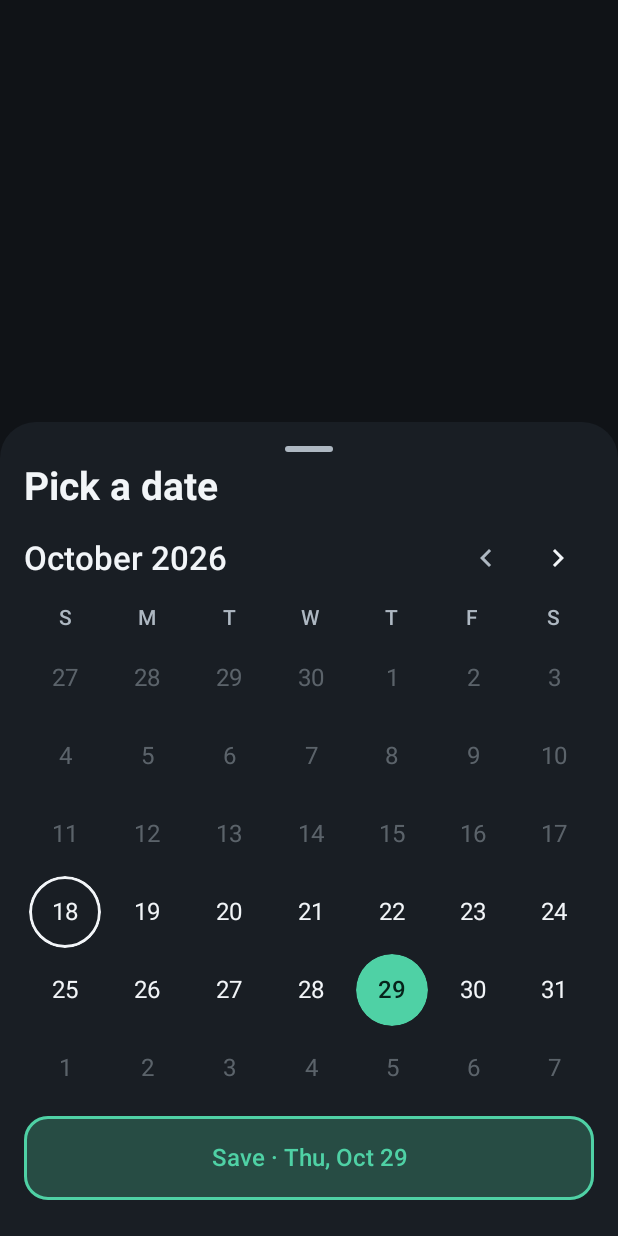
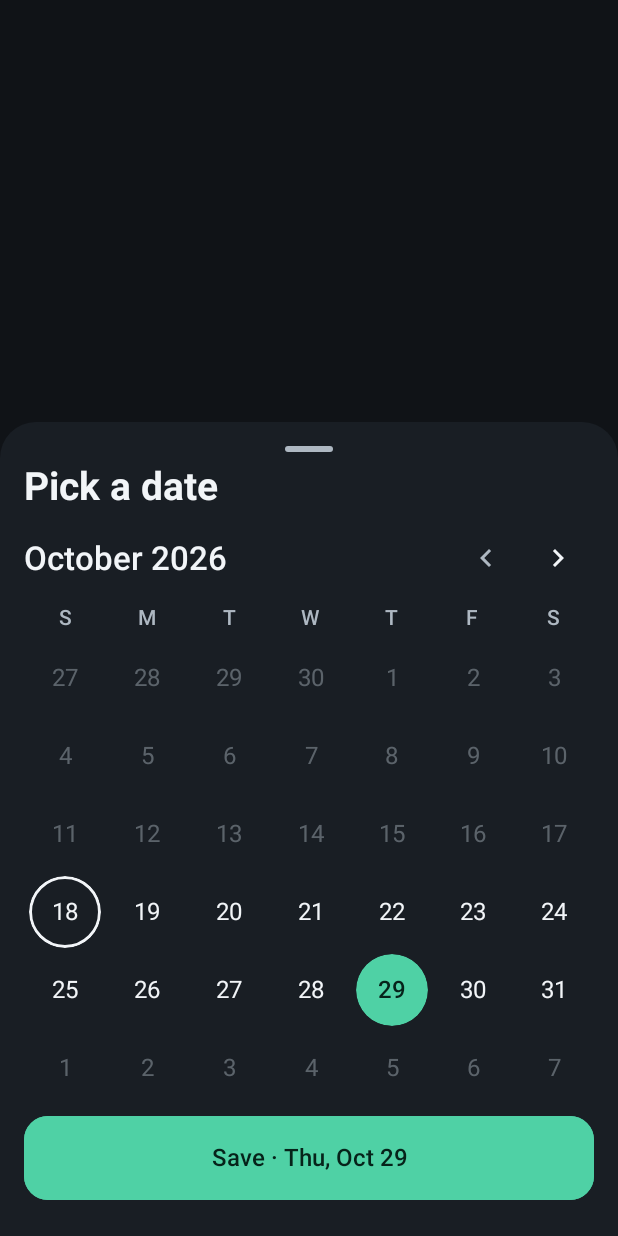
Before and after one commit to GuyErreich/Backpin, an Android app built with Jetpack Compose: the @Preview function BringBackDatePreview, on a phone screen of 412 x 824 dp. Run offline under Robolectric (Android 15) with nearby library versions, the phone set to English and light mode, and no system bars.

Commit message:
fix(home): filled mint primary Save buttons
Penpot Button/Primary is solid mint with dark text. Add PrimaryButton
and use it for Bring back Save and Edit Save.

Signed-off-by: Cursor Agent <cursoragent@cursor.com>

Co-authored-by: Guy Erreich <GuyErreich@users.noreply.github.com>

```diff
--- a/app/src/main/java/app/backpin/focus/ui/capture/BringBackSheet.kt
+++ b/app/src/main/java/app/backpin/focus/ui/capture/BringBackSheet.kt
@@ -67,8 +67,7 @@ import androidx.compose.ui.unit.sp
 import app.backpin.focus.R
 import app.backpin.focus.domain.scheduleMomentLabel
 import app.backpin.focus.ui.components.ActionRow
-import app.backpin.focus.ui.components.CaptureChoice
-import app.backpin.focus.ui.components.ChoiceTone
+import app.backpin.focus.ui.components.PrimaryButton
 import app.backpin.focus.ui.components.QuietButton
 import app.backpin.focus.ui.motion.WithoutRipple
 import app.backpin.focus.ui.motion.rememberReducedMotion
@@ -222,11 +221,9 @@ internal fun BringBackDaysPane(
                 )
                 .padding(vertical = 8.dp),
         )
-        CaptureChoice(
+        PrimaryButton(
             label = pluralStringResource(R.plurals.bring_back_save_in_days, days, days),
             onClick = onSave,
-            tone = ChoiceTone.Mint,
-            filled = true,
         )
         ActionRow {
             QuietButton(
@@ -285,15 +282,13 @@ internal fun BringBackDatePane(
             selected = selected,
             onSelect = onSelect,
         )
-        CaptureChoice(
+        PrimaryButton(
             label =
             stringResource(
                 R.string.bring_back_save_on_date,
                 scheduleMomentLabel(selected.toEpochDay(), null, locale),
             ),
             onClick = onSave,
-            tone = ChoiceTone.Mint,
-            filled = true,
         )
     }
 }
--- a/app/src/main/java/app/backpin/focus/ui/capture/CaptureSheet.kt
+++ b/app/src/main/java/app/backpin/focus/ui/capture/CaptureSheet.kt
@@ -61,6 +61,7 @@ import app.backpin.focus.ui.components.BackArrow
 import app.backpin.focus.ui.components.CLOSE_LABEL
 import app.backpin.focus.ui.components.CaptureChoice
 import app.backpin.focus.ui.components.ChoiceTone
+import app.backpin.focus.ui.components.PrimaryButton
 import app.backpin.focus.ui.motion.MotionSpec
 import app.backpin.focus.ui.motion.motionSpec
 import app.backpin.focus.ui.motion.rememberReducedMotion
@@ -516,10 +517,8 @@ internal fun CaptureSheet(
                         selected = selectedPlace,
                         onPlace = ::placeTyped,
                     )
-                    CaptureChoice(
+                    PrimaryButton(
                         label = stringResource(R.string.action_save),
-                        tone = ChoiceTone.Mint,
-                        filled = true,
                         onClick = ::commitEditAndClose,
                     )
                 }
--- a/app/src/main/java/app/backpin/focus/ui/components/Buttons.kt
+++ b/app/src/main/java/app/backpin/focus/ui/components/Buttons.kt
@@ -348,6 +348,34 @@ internal fun CaptureChoice(
 }
 
 /**
+ * Penpot Button/Primary: solid mint fill, dark label. Sheet Save and Capture reuse this.
+ * Same 56dp sheet height and no press-scale as [CaptureChoice], so a tap is not lost.
+ */
+@Composable
+internal fun PrimaryButton(
+    label: String,
+    onClick: () -> Unit,
+    modifier: Modifier = Modifier,
+    enabled: Boolean = true,
+) {
+    val fill = FocusColors.Live.Mint.shown(enabled)
+    val content = FocusColors.Live.OnMint.shown(enabled)
+    OutlinedFocusButton(
+        label = label,
+        labelColor = content,
+        borderColor = fill,
+        onClick = onClick,
+        modifier =
+        modifier
+            .fillMaxWidth()
+            .focusProperties { canFocus = false },
+        enabled = enabled,
+        interactionSource = null,
+        containerColor = fill,
+    )
+}
+
+/**
  * Equal-width buttons for sheets, Settings, and dialogs. Up to three to a line.
  * Four or more wrap into balanced lines whose cells all keep the same width, and each
  * line takes its tallest button's height. One button fills the line.
```
